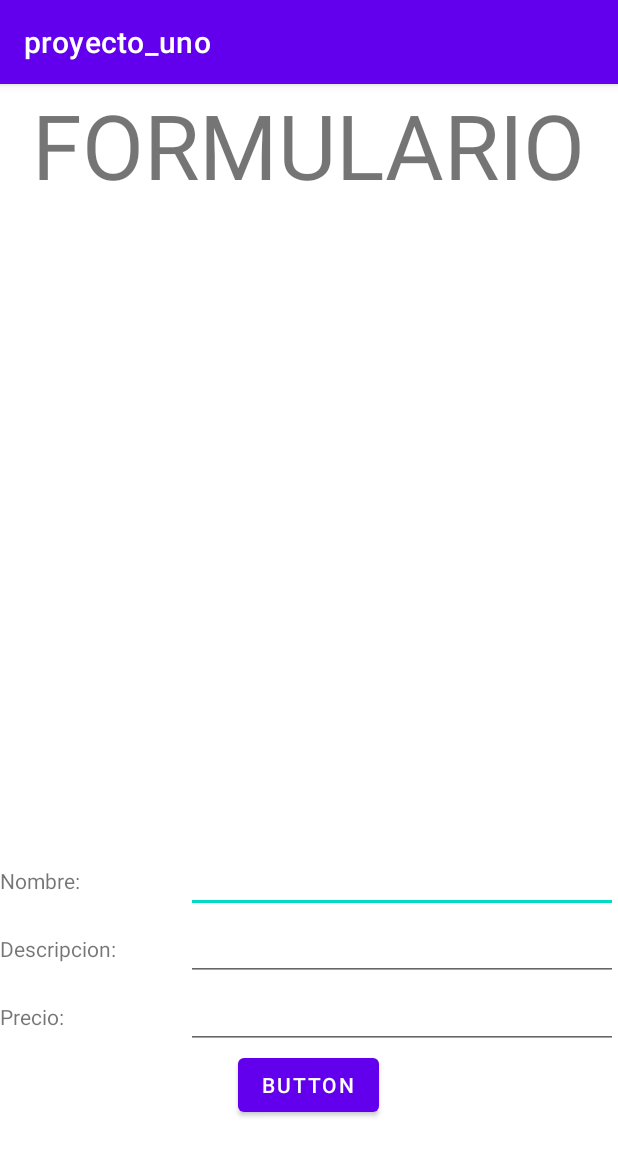
After one commit to BrayamArdila/proyecto_grupo1_curso104, an Android app: the ProductForm screen opened directly, with no data from a screen before it, on a phone screen of 412 x 824 dp. The commit adds this screen. Shown: the top 1156 px of the screen. Run offline under Robolectric (Android 15) with nearby library versions, the phone set to English and light mode, and no system bars; our stand-ins replace Firebase (no records; nobody signed in at launch, a user with empty details on screens opened directly).

Commit message:
Se ajusta boton para gregar productos, sincronizacion con FireBase, implementacion de CRUD,se agrega menu

```diff
--- a/app/build.gradle
+++ b/app/build.gradle
@@ -1,5 +1,6 @@
 plugins {
     id 'com.android.application'
+    id 'com.google.gms.google-services'
 }
 
 android {
@@ -33,6 +34,7 @@ dependencies {
     implementation 'androidx.appcompat:appcompat:1.5.1'
     implementation 'com.google.android.material:material:1.7.0'
     implementation 'androidx.constraintlayout:constraintlayout:2.1.4'
+    implementation 'com.google.firebase:firebase-firestore:24.0.2'
     testImplementation 'junit:junit:4.13.2'
     androidTestImplementation 'androidx.test.ext:junit:1.1.4'
     androidTestImplementation 'androidx.test.espresso:espresso-core:3.5.0'
--- /dev/null
+++ b/app/src/main/java/com/example/proyecto_uno/ProductForm.java
@@ -0,0 +1,130 @@
+package com.example.proyecto_uno;
+
+import android.content.Intent;
+import android.graphics.Bitmap;
+import android.graphics.BitmapFactory;
+import android.net.Uri;
+import android.os.Bundle;
+import android.preference.PreferenceManager;
+import android.util.Log;
+import android.view.View;
+import android.widget.Button;
+import android.widget.EditText;
+import android.widget.ImageView;
+import android.widget.TextView;
+
+import androidx.activity.result.ActivityResultCallback;
+import androidx.activity.result.ActivityResultLauncher;
+import androidx.activity.result.contract.ActivityResultContracts;
+import androidx.appcompat.app.AppCompatActivity;
+
+import com.example.proyecto_uno.DB.DBFireBase;
+import com.example.proyecto_uno.Entidades.Producto;
+import com.example.proyecto_uno.Services.services;
+
+import java.io.FileNotFoundException;
+import java.io.InputStream;
+import java.nio.charset.StandardCharsets;
+import java.util.UUID;
+
+public class ProductForm extends AppCompatActivity {
+    private services productService;
+    private DBFireBase dbFirebase;
+    private Button btnFormProduct;
+    private EditText editNameFormProduct, editDescriptionFormProduct, editPriceFormProduct, editIdFormProduct;
+    private ImageView imgFormProduct;
+    ActivityResultLauncher<String> content;
+
+    @Override
+    protected void onCreate(Bundle savedInstanceState) {
+        super.onCreate(savedInstanceState);
+        setContentView(R.layout.activity_product_form);
+
+        btnFormProduct = (Button) findViewById(R.id.btnFormProduct);
+        editNameFormProduct = (EditText) findViewById(R.id.editNameFormProduct);
+        editDescriptionFormProduct = (EditText) findViewById(R.id.editDescriptionFormProduct);
+        editPriceFormProduct = (EditText) findViewById(R.id.editPriceFormProduct);
+        imgFormProduct = (ImageView) findViewById(R.id.imgFormProduct);
+
+        Intent intentIN = getIntent();
+        Boolean edit = intentIN.getBooleanExtra("edit", false);
+
+        if(edit){
+            btnFormProduct.setText("Actualizar");
+            editNameFormProduct.setText(intentIN.getStringExtra("name"));
+            editDescriptionFormProduct.setText(intentIN.getStringExtra("description"));
+            editPriceFormProduct.setText(String.valueOf(intentIN.getIntExtra("price", 0)));
+        }
+
+
+        byte[] img = "".getBytes(StandardCharsets.UTF_8);
+        try {
+            productService = new services();
+            dbFirebase = new DBFireBase();
+        }catch (Exception e){
+            Log.e("DB", e.toString());
+        }
+
+        content = registerForActivityResult(
+                new ActivityResultContracts.GetContent(),
+                new ActivityResultCallback<Uri>() {
+                    @Override
+                    public void onActivityResult(Uri result) {
+                        try {
+                            InputStream inputStream = getContentResolver().openInputStream(result);
+                            Bitmap bitmap = BitmapFactory.decodeStream(inputStream);
+                            imgFormProduct.setImageBitmap(bitmap);
+                        } catch (FileNotFoundException e) {
+                            e.printStackTrace();
+                        }
+                    }
+                }
+        );
+
+        imgFormProduct.setOnClickListener(new View.OnClickListener() {
+            @Override
+            public void onClick(View view) {
+                content.launch("image/*");
+            }
+        });
+
+        btnFormProduct.setOnClickListener(new View.OnClickListener() {
+            @Override
+            public void onClick(View view) {
+                System.out.println(editIdFormProduct);
+                System.out.println(editNameFormProduct);
+                System.out.println(editDescriptionFormProduct);
+
+                try {
+                    Producto product = new Producto(
+                            UUID.randomUUID().toString(),
+                            editNameFormProduct.getText().toString(),
+                            editDescriptionFormProduct.getText().toString(),
+                            ""
+                    );
+
+                    if(edit){
+                        product.setId(intentIN.getStringExtra("id"));
+                        dbFirebase.updateData(product);
+                    }else{
+                        dbFirebase.insertData(product);
+                    }
+
+
+                }catch (Exception e){
+                    Log.e("DB Insert", e.toString());
+                }
+
+                Intent intent = new Intent(getApplicationContext(), MainActivity2.class);
+                startActivity(intent);
+            }
+        });
+    }
+
+    public void clean(){
+        editNameFormProduct.setText("");
+        editDescriptionFormProduct.setText("");
+        editPriceFormProduct.setText("");
+        imgFormProduct.setImageResource(R.drawable.carform);
+    }
+}
--- /dev/null
+++ b/app/src/main/res/drawable/ic_baseline_favorite_border_24.xml
@@ -0,0 +1,5 @@
+<vector android:height="24dp" android:tint="#000000"
+    android:viewportHeight="24" android:viewportWidth="24"
+    android:width="24dp" xmlns:android="http://schemas.android.com/apk/res/android">
+    <path android:fillColor="@android:color/white" android:pathData="M16.5,3c-1.74,0 -3.41,0.81 -4.5,2.09C10.91,3.81 9.24,3 7.5,3 4.42,3 2,5.42 2,8.5c0,3.78 3.4,6.86 8.55,11.54L12,21.35l1.45,-1.32C18.6,15.36 22,12.28 22,8.5 22,5.42 19.58,3 16.5,3zM12.1,18.55l-0.1,0.1 -0.1,-0.1C7.14,14.24 4,11.39 4,8.5 4,6.5 5.5,5 7.5,5c1.54,0 3.04,0.99 3.57,2.36h1.87C13.46,5.99 14.96,5 16.5,5c2,0 3.5,1.5 3.5,3.5 0,2.89 -3.14,5.74 -7.9,10.05z"/>
+</vector>
--- /dev/null
+++ b/app/src/main/res/drawable/ic_baseline_more_vert_24.xml
@@ -0,0 +1,5 @@
+<vector android:height="24dp" android:tint="#000000"
+    android:viewportHeight="24" android:viewportWidth="24"
+    android:width="24dp" xmlns:android="http://schemas.android.com/apk/res/android">
+    <path android:fillColor="@android:color/white" android:pathData="M12,8c1.1,0 2,-0.9 2,-2s-0.9,-2 -2,-2 -2,0.9 -2,2 0.9,2 2,2zM12,10c-1.1,0 -2,0.9 -2,2s0.9,2 2,2 2,-0.9 2,-2 -0.9,-2 -2,-2zM12,16c-1.1,0 -2,0.9 -2,2s0.9,2 2,2 2,-0.9 2,-2 -0.9,-2 -2,-2z"/>
+</vector>
--- /dev/null
+++ b/app/src/main/res/drawable/ic_baseline_share_24.xml
@@ -0,0 +1,5 @@
+<vector android:height="24dp" android:tint="#000000"
+    android:viewportHeight="24" android:viewportWidth="24"
+    android:width="24dp" xmlns:android="http://schemas.android.com/apk/res/android">
+    <path android:fillColor="@android:color/white" android:pathData="M18,16.08c-0.76,0 -1.44,0.3 -1.96,0.77L8.91,12.7c0.05,-0.23 0.09,-0.46 0.09,-0.7s-0.04,-0.47 -0.09,-0.7l7.05,-4.11c0.54,0.5 1.25,0.81 2.04,0.81 1.66,0 3,-1.34 3,-3s-1.34,-3 -3,-3 -3,1.34 -3,3c0,0.24 0.04,0.47 0.09,0.7L8.04,9.81C7.5,9.31 6.79,9 6,9c-1.66,0 -3,1.34 -3,3s1.34,3 3,3c0.79,0 1.5,-0.31 2.04,-0.81l7.12,4.16c-0.05,0.21 -0.08,0.43 -0.08,0.65 0,1.61 1.31,2.92 2.92,2.92 1.61,0 2.92,-1.31 2.92,-2.92s-1.31,-2.92 -2.92,-2.92z"/>
+</vector>
--- /dev/null
+++ b/app/src/main/res/layout/activity_product_form.xml
@@ -0,0 +1,91 @@
+<?xml version="1.0" encoding="utf-8"?>
+<LinearLayout xmlns:android="http://schemas.android.com/apk/res/android"
+    xmlns:app="http://schemas.android.com/apk/res-auto"
+    xmlns:tools="http://schemas.android.com/tools"
+    android:layout_width="match_parent"
+    android:gravity="center"
+    android:orientation="vertical"
+    android:layout_height="match_parent"
+    tools:context=".ProductForm">
+
+    <TextView
+        android:id="@+id/textView"
+        android:layout_width="wrap_content"
+        android:layout_height="wrap_content"
+        android:textSize="60dp"
+        android:text="FORMULARIO" />
+    <LinearLayout
+        android:layout_width="match_parent"
+        android:layout_height="match_parent"
+        android:gravity="center"
+        android:orientation="vertical">
+
+        <ImageView
+            android:id="@+id/imgFormProduct"
+            android:layout_width="350dp"
+            android:layout_height="350dp"
+            tools:srcCompat="@drawable/carform" />
+
+        <LinearLayout
+            android:layout_width="match_parent"
+            android:layout_height="wrap_content"
+            android:orientation="horizontal">
+            <TextView
+                android:id="@+id/textNameFormProduct"
+                android:layout_width="50dp"
+                android:layout_height="wrap_content"
+                android:layout_weight="1"
+                android:text="Nombre:" />
+            <EditText
+                android:id="@+id/editNameFormProduct"
+                android:layout_width="wrap_content"
+                android:layout_height="wrap_content"
+                android:layout_weight="1"
+                android:ems="10"
+                android:inputType="textPersonName"
+                />
+        </LinearLayout>
+        <LinearLayout
+            android:layout_width="match_parent"
+            android:layout_height="wrap_content"
+            android:orientation="horizontal">
+            <TextView
+                android:id="@+id/textDescriptionFormProduct"
+                android:layout_width="50dp"
+                android:layout_height="wrap_content"
+                android:layout_weight="1"
+                android:text="Descripcion:" />
+            <EditText
+                android:id="@+id/editDescriptionFormProduct"
+                android:layout_width="wrap_content"
+                android:layout_height="wrap_content"
+                android:layout_weight="1"
+                android:ems="10"
+                android:inputType="textPersonName" />
+        </LinearLayout>
+        <LinearLayout
+            android:layout_width="match_parent"
+            android:layout_height="wrap_content"
+            android:orientation="horizontal">
+            <TextView
+                android:id="@+id/textPriceFormProduct"
+                android:layout_width="50dp"
+                android:layout_height="wrap_content"
+                android:layout_weight="1"
+                android:text="Precio:" />
+            <EditText
+                android:id="@+id/editPriceFormProduct"
+                android:layout_width="wrap_content"
+                android:layout_height="wrap_content"
+                android:layout_weight="1"
+                android:ems="10"
+                android:inputType="textPersonName" />
+        </LinearLayout>
+
+        <Button
+            android:id="@+id/btnFormProduct"
+            android:layout_width="wrap_content"
+            android:layout_height="wrap_content"
+            android:text="Button" />
+    </LinearLayout>
+</LinearLayout>
```
Also changed, not shown: app/src/main/AndroidManifest.xml (+7 -0 lines), app/src/main/java/com/example/proyecto_uno/Adaptadores/ProductAdapter.java (added, +28 -0 lines), app/src/main/java/com/example/proyecto_uno/Adaptadores/ProductoAdapter.java (deleted, +0 -71 lines), app/src/main/java/com/example/proyecto_uno/DB/DBFireBase.java (added, +123 -0 lines), app/src/main/java/com/example/proyecto_uno/DB/DBHelper.java (deleted, +0 -17 lines), app/src/main/java/com/example/proyecto_uno/Entidades/Producto.java (+1 -18 lines), app/src/main/java/com/example/proyecto_uno/MainActivity2.java (+24 -0 lines), app/src/main/java/com/example/proyecto_uno/Services/services.java (added, +41 -0 lines), app/src/main/res/menu/menu.xml (+24 -7 lines), build.gradle (+8 -1 lines), app/src/main/res/drawable/carform.png (added), 1 other file.
